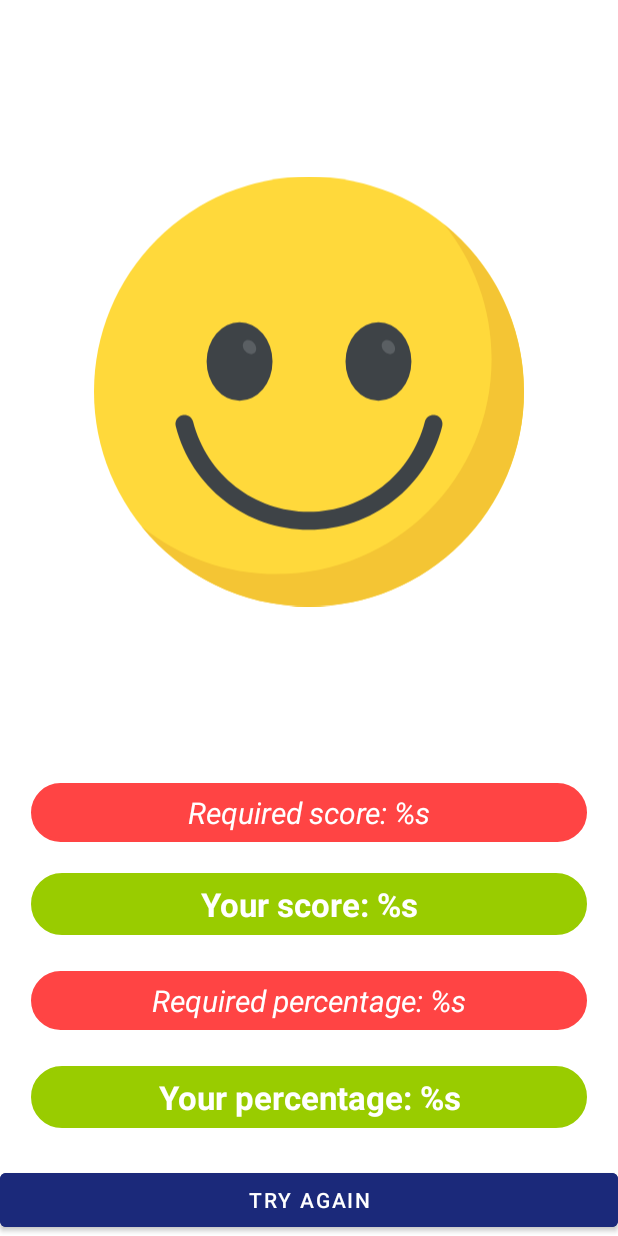
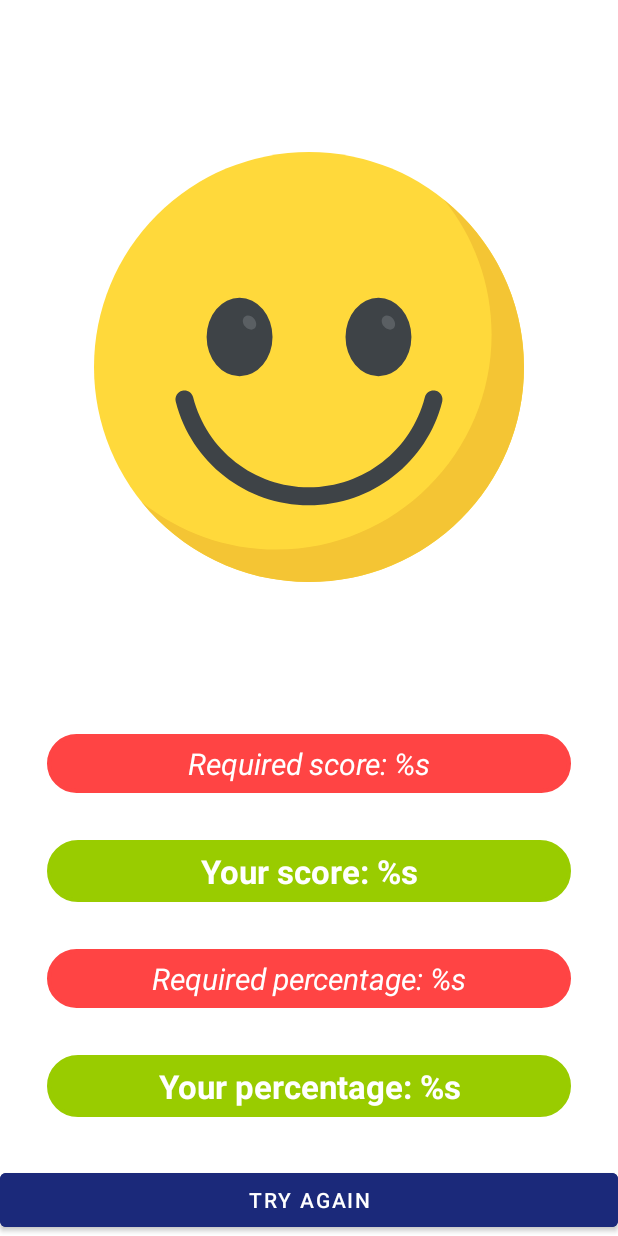
Before and after one commit to Lastlilith/CompositionGame, an Android app: the layout fragment_game_finished.xml on its own in the app's theme, with its tools: preview values and no code run, on a phone screen of 412 x 824 dp. Run offline under Robolectric (Android 15) with nearby library versions, the phone set to English and light mode, and no system bars.

Commit message:
Adjusted fragment_game_finished.xml styling

```diff
--- a/app/src/main/res/layout/fragment_game_finished.xml
+++ b/app/src/main/res/layout/fragment_game_finished.xml
@@ -26,8 +26,7 @@
         android:id="@+id/tv_required_answers"
         android:layout_width="match_parent"
         android:layout_height="wrap_content"
-        android:layout_margin="@dimen/_16sdp"
-        android:layout_marginBottom="24dp"
+        android:layout_margin="@dimen/_24sdp"
         android:background="@drawable/textview_border"
         android:backgroundTint="@android:color/holo_red_light"
         android:gravity="center"
@@ -43,11 +42,11 @@
 
     <TextView
         android:id="@+id/tv_score_answers"
-        android:layout_width="0dp"
+        android:layout_width="match_parent"
         android:layout_height="wrap_content"
+        android:layout_margin="@dimen/_24sdp"
         android:background="@drawable/textview_border"
         android:backgroundTint="@android:color/holo_green_light"
-        android:layout_marginBottom="24dp"
         android:gravity="center"
         android:text="@string/score_answers"
         android:textColor="@color/white"
@@ -59,9 +58,9 @@
 
     <TextView
         android:id="@+id/tv_required_percentage"
-        android:layout_width="0dp"
+        android:layout_width="match_parent"
         android:layout_height="wrap_content"
-        android:layout_marginBottom="24dp"
+        android:layout_margin="@dimen/_24sdp"
         android:background="@drawable/textview_border"
         android:backgroundTint="@android:color/holo_red_light"
         android:gravity="center"
@@ -77,10 +76,9 @@
 
     <TextView
         android:id="@+id/tv_score_percentage"
-        android:layout_width="0dp"
+        android:layout_width="match_parent"
         android:layout_height="wrap_content"
-        android:layout_marginBottom="24dp"
-        android:layout_marginTop="24dp"
+        android:layout_margin="@dimen/_24sdp"
         android:background="@drawable/textview_border"
         android:backgroundTint="@android:color/holo_green_light"
         android:gravity="center"
```
